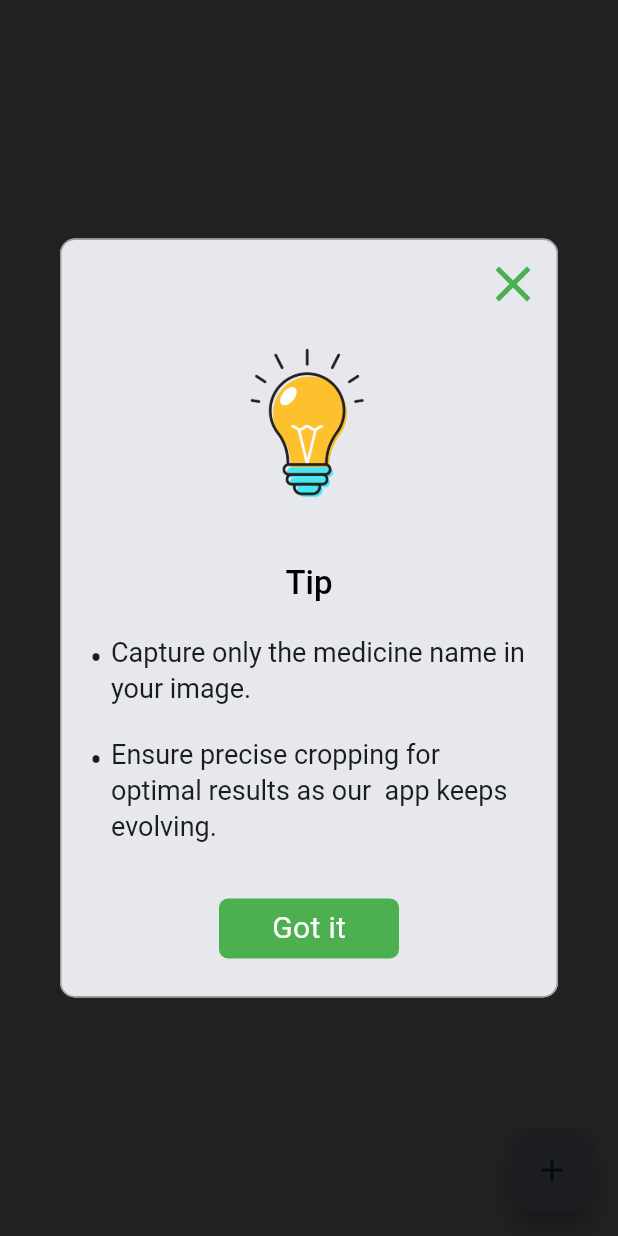
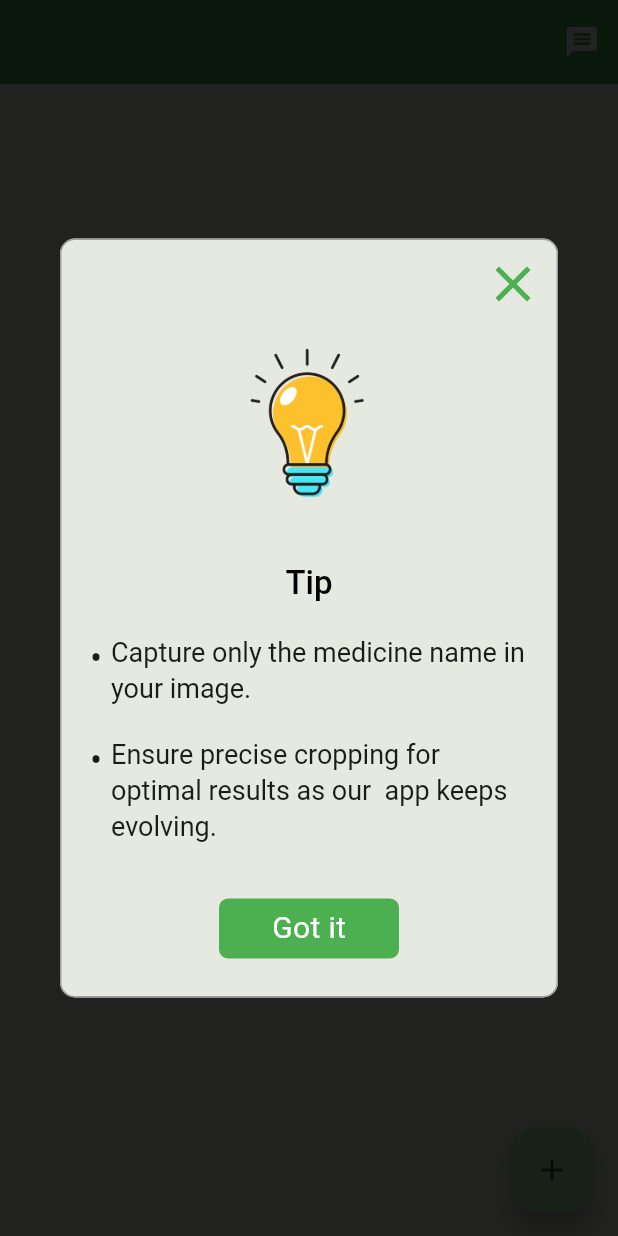
Before and after one commit to vedanttalwalkar/ivr, a Flutter app: the screen it shows once a user with an empty profile is signed in, after a tap on the "add" icon, on a phone screen of 412 x 824 dp. Run offline on Flutter 3.47's test engine with Material 3 defaults, Android fonts, the light colour scheme and no system bars; drawn by our look-alikes of rflutter_alert; our stand-ins replace cloud_firestore, file_picker, firebase_auth, firebase_core, firebase_storage, image_cropper; accounts and stored records are empty; statements that could not run were skipped.

Commit message:
added ocr,chatbot

```diff
--- a/lib/constants.dart
+++ b/lib/constants.dart
@@ -4,5 +4,5 @@ const greenColor=Colors.green;
 const redColor=Colors.red;
 const whiteColor =Colors.white;
 
-const uri = 'http://127.0.0.1:8000';
+const uri = 'https://b37f-103-117-185-144.ngrok-free.app';
 //http://192.168.0.106:5000
--- a/lib/main.dart
+++ b/lib/main.dart
@@ -3,9 +3,12 @@ import 'package:firebase_core/firebase_core.dart';
 import 'package:flutter/foundation.dart';
 import 'package:flutter/material.dart';
 import 'package:ivrapp/constants.dart';
+import 'package:ivrapp/providers/prescription_provider.dart';
 import 'package:ivrapp/providers/user_provider.dart';
 import 'package:ivrapp/routes.dart';
 import 'package:ivrapp/screens/auth/auth_screen.dart';
+import 'package:ivrapp/screens/extracted_med_list/extracted-med-list.dart';
+import 'package:ivrapp/widgets/welcome.dart';
 import 'package:provider/provider.dart';
 import 'screens/home/home_screen.dart';
 
@@ -37,11 +40,15 @@ class MyApp extends StatelessWidget {
     return MultiProvider(
       providers: [
         ChangeNotifierProvider(create: (_) => UserProvider()),
+        ChangeNotifierProvider(create: (_) => PrescriptionProvider()),
       ],
       child: MaterialApp(
         debugShowCheckedModeBanner: false,
         theme: ThemeData(
-          colorScheme: ColorScheme.fromSeed(seedColor: Colors.blue),
+          appBarTheme: AppBarTheme().copyWith(
+            color: greenColor
+          ),
+          colorScheme: ColorScheme.fromSeed(seedColor: greenColor),
           useMaterial3: true,
         ),
         onGenerateRoute: (settings) => getRoutes(settings),
@@ -65,7 +72,7 @@ class MyApp extends StatelessWidget {
             {
               return const Center(child: CircularProgressIndicator(color: greenColor,),);
             }
-            return AuthScreen();
+            return WelcomeScreen();
           },
         ),
       ),
--- a/lib/pick_file.dart
+++ b/lib/pick_file.dart
@@ -61,7 +61,7 @@ class Pickfile {
         ],
       );
       if (croppedFile != null) {
-        filedetails['file'] = File(croppedFile!.path);
+        filedetails['file'] = File(croppedFile.path);
        // filedetails['file']=croppedFile;
       }
 
--- a/lib/providers/user_provider.dart
+++ b/lib/providers/user_provider.dart
@@ -1,15 +1,14 @@
 import 'package:flutter/cupertino.dart';
 import 'package:ivrapp/model/user.dart';
-import 'package:ivrapp/screens/auth/services/auth_services.dart';
 
 class UserProvider extends ChangeNotifier
 {
   ModelUser _user=ModelUser(username: '', email: '', userid: '', phoneNumber: '', address: '');
   ModelUser get user=>_user;
 
-  Future<void> getUserDetails()async
-  {
-    _user=await AuthServices().getUserDetails();
+  void getUserDetails(ModelUser user)
+   {
+    _user=user;
     notifyListeners();
   }
 
--- a/lib/routes.dart
+++ b/lib/routes.dart
@@ -1,8 +1,9 @@
 import 'package:flutter/material.dart';
 import 'package:ivrapp/screens/auth/auth_screen.dart';
+import 'package:ivrapp/screens/chatscreen/chatscreen.dart';
+import 'package:ivrapp/screens/extracted_med_list/extracted-med-list.dart';
 import 'package:ivrapp/screens/home/home_screen.dart';
 import 'package:ivrapp/screens/crop_image/crop_image_screen.dart';
-import 'main.dart';
 
 Route getRoutes(RouteSettings routeSettings) {
   switch (routeSettings.name) {
@@ -20,6 +21,15 @@ Route getRoutes(RouteSettings routeSettings) {
         var filedetails=routeSettings.arguments as Map<String,dynamic>;
         return  CropImageScreen(filedetails: filedetails,);
       });
+    case ChatScreen.routeName:
+      return MaterialPageRoute(builder: (context) {
+        return  ChatScreen();
+      });
+    case MedicineList.routeName:
+      return MaterialPageRoute(builder: (context) {
+        var medicines=routeSettings.arguments as List<String>;
+        return  MedicineList(medicines: medicines,);
+      });
     default:
       return MaterialPageRoute(builder: (context) {
         return const Scaffold(
--- a/lib/screens/auth/auth_screen.dart
+++ b/lib/screens/auth/auth_screen.dart
@@ -45,7 +45,7 @@ class _AuthScreenState extends State<AuthScreen> {
         password: _passwordcontroller.text.trim());
 
     if (res == 'Login Successful') {
-      Navigator.pushNamed(context, HomeScreen.routeName);
+      Navigator.pushReplacementNamed(context, HomeScreen.routeName);
     } else {
       showSnackBar(context, res);
     }
--- a/lib/screens/auth/services/auth_services.dart
+++ b/lib/screens/auth/services/auth_services.dart
@@ -3,6 +3,7 @@ import 'package:firebase_auth/firebase_auth.dart';
 import 'package:flutter/cupertino.dart';
 import 'package:ivrapp/model/user.dart';
 import 'package:ivrapp/providers/user_provider.dart';
+import 'package:ivrapp/widgets/showSnackBar.dart';
 import 'package:provider/provider.dart';
 class AuthServices
 {
@@ -50,18 +51,21 @@ class AuthServices
 
 
 
-    }on FirebaseAuthException catch(e)
-    {
+    }on FirebaseAuthException {
       res='Invalid Credentials!!';
     }
     return res;
   }
-  Future<ModelUser> getUserDetails() async {
+  Future<void> getUserDetails({required BuildContext context}) async {
     User currentUser = _auth.currentUser!;
-    DocumentSnapshot snap =
-    await _firestore.collection('users').doc(currentUser.uid).get();
-    print('sssssssss' + snap['email']);
-    return ModelUser.fromSnap(snap);
+    try
+    {
+      DocumentSnapshot snap =
+      await _firestore.collection('users').doc(currentUser.uid).get();
+      Provider.of<UserProvider>(context,listen: false).getUserDetails(ModelUser.fromSnap(snap));
+    }catch(err){showSnackBar(context, err.toString());}
+
+
   }
 
 
--- a/lib/screens/home/home_screen.dart
+++ b/lib/screens/home/home_screen.dart
@@ -1,12 +1,13 @@
 import 'package:flutter/material.dart';
+import 'package:ivrapp/constants.dart';
 import 'package:ivrapp/model/user.dart';
 import 'package:ivrapp/pick_file.dart';
 import 'package:ivrapp/providers/user_provider.dart';
+import 'package:ivrapp/screens/auth/services/auth_services.dart';
+import 'package:ivrapp/screens/chatscreen/chatscreen.dart';
 import 'package:ivrapp/screens/crop_image/crop_image_screen.dart';
-import 'package:ivrapp/storage_methods/store_prescriptions.dart';
 import 'package:ivrapp/widgets/showAlert.dart';
 import 'package:provider/provider.dart';
-import 'package:rflutter_alert/rflutter_alert.dart';
 class HomeScreen extends StatefulWidget {
   static const routeName = '/home-screen';
   const HomeScreen({super.key});
@@ -25,7 +26,8 @@ class _HomeScreenState extends State<HomeScreen> {
   void initState() {
     // TODO: implement initState
     super.initState();
-    getData();
+    //getData();
+    AuthServices().getUserDetails(context: context);
 
   }
   @override
@@ -45,16 +47,22 @@ class _HomeScreenState extends State<HomeScreen> {
     Navigator.pushNamed(context, CropImageScreen.routeName,arguments: filedetails!);
   }
 
-  void getData()async
-  {
-    UserProvider _userProvider=Provider.of(context,listen: false);
-    await _userProvider.getUserDetails();
-
-  }
+  // void getData()async
+  // {
+  //   UserProvider _userProvider=Provider.of(context,listen: false);
+  //   await _userProvider.getUserDetails();
+  //
+  // }
   @override
   Widget build(BuildContext context) {
     ModelUser user=Provider.of<UserProvider>(context).user;
     return Scaffold(
+      appBar: AppBar(actions: [
+        IconButton(onPressed: ()
+        {
+          Navigator.pushNamed(context, ChatScreen.routeName);
+        }, icon: Icon(Icons.message_rounded,color: whiteColor,))
+      ],),
       body: Container(
         child: Center(
           child: Text(user.email),
--- a/lib/storage_methods/store_prescriptions.dart
+++ b/lib/storage_methods/store_prescriptions.dart
@@ -1,9 +1,7 @@
 import 'package:firebase_auth/firebase_auth.dart';
 import 'package:firebase_storage/firebase_storage.dart';
 import 'package:flutter/cupertino.dart';
-import 'dart:io';
 
-import 'package:ivrapp/pick_file.dart';
 
 class FirebaseStorageMethods {
   Future<String> uploadtoFirestorage({required BuildContext context,required Map<String,dynamic> filedetails}) async {
--- a/lib/widgets/custom_button.dart
+++ b/lib/widgets/custom_button.dart
@@ -14,7 +14,6 @@ class CustomButton extends StatelessWidget {
   @override
   Widget build(BuildContext context) {
     return Container(
-
       width: width,
       margin: EdgeInsets.all(8),
       color: greenColor,
--- a/pubspec.yaml
+++ b/pubspec.yaml
@@ -47,6 +47,7 @@ dependencies:
   rflutter_alert: ^2.0.7
   http: ^1.1.2
   dio: ^5.4.0
+  dotted_border: ^2.1.0
 
 dev_dependencies:
   flutter_test:
```
Also changed, not shown: lib/httprequests/get_ocr_result.dart (+22 -14 lines), lib/model/prescription.dart (+5 -5 lines), lib/screens/crop_image/crop_image_screen.dart (+8 -5 lines), lib/storage_methods/firestore_methods.dart (+48 -8 lines), pubspec.lock, 2 other files.
